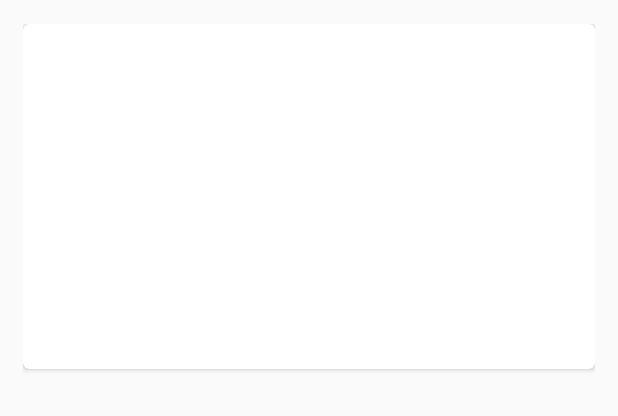
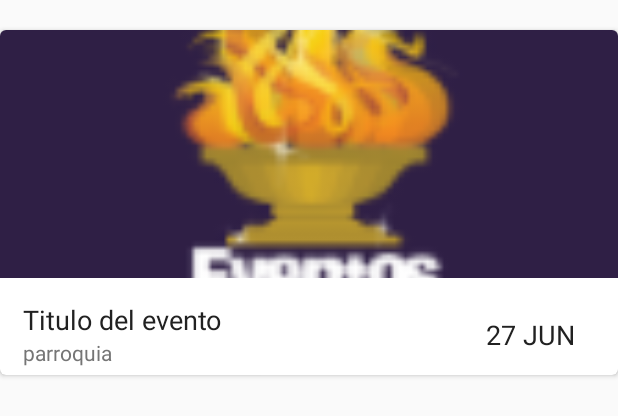
Before and after one commit to phyros1407/Parroquia, an Android app: the layout eventos_lista.xml on its own in the app's theme, with its tools: preview values and no code run, on a phone screen of 412 x 824 dp. Shown: the top 416 px of the screen. Run offline under Robolectric (Android 15) with nearby library versions, the phone set to English and light mode, and no system bars; network calls fail.

Commit message:
commit 2

```diff
--- a/app/src/main/java/com/vfconsulting/barbieri/parroquia/EventosFragment.java
+++ b/app/src/main/java/com/vfconsulting/barbieri/parroquia/EventosFragment.java
@@ -67,8 +67,6 @@ public class EventosFragment extends Fragment {
 
     private void prepareMovieData() {
 
-        RequestQueue queue = Volley.newRequestQueue(getContext());
-
         String url = "http://env-4981020.jelasticlw.com.br/serviciosparroquia/index.php/eventos";
 
         JsonArrayRequest arrayreq = new JsonArrayRequest(url,
@@ -82,8 +80,12 @@ public class EventosFragment extends Fragment {
                                 JSONObject jsonObject = response.getJSONObject(i);
 
                                 String titulo = jsonObject.getString("titulo");
+                                String parroquia = jsonObject.getString("parroquia");
+                                String fechaInicio = jsonObject.getString("fecha_inicio");
                                 EventoBean evento = new EventoBean();
                                 evento.setTitulo(titulo);
+                                evento.setNombre_parroquia(parroquia);
+                                evento.setFec_ini(fechaInicio);
                                 listaEventos.add(evento);
                                 eAdapter.notifyDataSetChanged();
                             }
--- a/app/src/main/res/layout/eventos_fragment.xml
+++ b/app/src/main/res/layout/eventos_fragment.xml
@@ -3,7 +3,10 @@
     xmlns:android="http://schemas.android.com/apk/res/android"
     android:orientation="vertical"
     android:layout_width="match_parent"
-    android:layout_height="match_parent">
+    android:layout_height="match_parent"
+    android:paddingRight="15dp"
+    android:paddingLeft="15dp"
+    android:layout_marginTop="15dp">
 
 
     <android.support.v7.widget.RecyclerView
--- a/app/src/main/res/layout/eventos_lista.xml
+++ b/app/src/main/res/layout/eventos_lista.xml
@@ -1,21 +1,14 @@
 <?xml version="1.0" encoding="utf-8"?>
-<RelativeLayout xmlns:android="http://schemas.android.com/apk/res/android"
-    android:layout_width="match_parent"
-    android:layout_height="match_parent"
-    android:paddingLeft="15dp"
-    android:paddingRight="15dp"
-    android:paddingBottom="16dp"
-    android:paddingTop="16dp"
-    >
 
-    <android.support.v7.widget.CardView
-        xmlns:card_view="http://schemas.android.com/apk/res-auto"
+<android.support.v7.widget.CardView xmlns:card_view="http://schemas.android.com/apk/res-auto"
+    xmlns:android="http://schemas.android.com/apk/res/android"
     android:id="@+id/card_view"
     android:layout_gravity="center_horizontal"
     android:layout_width="match_parent"
     android:layout_height="230dp"
-        card_view:cardCornerRadius="4dp">
-
+    card_view:cardCornerRadius="4dp"
+    android:layout_marginTop="20dp"
+    android:elevation="@dimen/elevacion_card">
 
 
         <LinearLayout
@@ -27,26 +20,68 @@
                 android:id="@+id/fondo"
                 android:layout_width="match_parent"
                 android:layout_height="165dp"
-                android:scaleType="centerCrop"/>
+                android:scaleType="centerCrop"
+                android:src="@drawable/evento_catolico"/>
 
             <LinearLayout
                 android:orientation="horizontal"
                 android:layout_width="match_parent"
                 android:layout_height="match_parent"
                 >
+                <LinearLayout
+                    android:orientation="vertical"
+                    android:layout_width="0dp"
+                    android:layout_height="match_parent"
+                    android:layout_weight="3">
 
                     <TextView
                         android:id="@+id/titulo"
+                        android:layout_marginTop="15dp"
                         android:layout_width="wrap_content"
                         android:layout_height="wrap_content"
                         android:layout_gravity="center_vertical"
                         android:layout_marginLeft="15dp"
+                        android:textColor="@color/primary_text"
+                        android:textSize="18dp"
+                        android:text="Titulo del evento"
+                        />
+
+                    <TextView
+                        android:id="@+id/nombre_parroquia"
+                        android:layout_width="wrap_content"
+                        android:layout_height="wrap_content"
+                        android:layout_gravity="center_vertical"
+                        android:layout_marginLeft="15dp"
+                        android:textColor="@color/secondary_text"
+                        android:text="parroquia"
+                        />
+
+                </LinearLayout>
+
+                <LinearLayout
+                    android:orientation="vertical"
+                    android:layout_width="0dp"
+                    android:layout_height="match_parent"
+                    android:layout_weight="1">
+
+                    <TextView
+                        android:id="@+id/fecha_inicio"
+                        android:layout_marginTop="25dp"
+                        android:layout_width="wrap_content"
+                        android:layout_height="wrap_content"
+                        android:layout_gravity="center_vertical"
+                        android:layout_marginLeft="15dp"
+                        android:textColor="@color/primary_text"
+                        android:textSize="18dp"
+                        android:text="27 JUN"
                         />
 
                 </LinearLayout>
 
 
             </LinearLayout>
+
+
+        </LinearLayout>
+
     </android.support.v7.widget.CardView>
-
-</RelativeLayout>
--- a/app/src/main/res/values/dimens.xml
+++ b/app/src/main/res/values/dimens.xml
@@ -6,5 +6,8 @@
     <dimen name="tamaño_largo_tab">4dp</dimen>
     <dimen name="elevacion_bar">4dp</dimen>
 
+    <dimen name="elevacion_card">2dp</dimen>
+    <dimen name="elevacion_flotante">6dp</dimen>
+
 
 </resources>
```
Also changed, not shown: app/src/main/java/com/vfconsulting/barbieri/parroquia/Adapters/EventoAdapter.java (+7 -0 lines), app/src/main/java/com/vfconsulting/barbieri/parroquia/Beans/EventoBean.java (+17 -9 lines), app/src/main/java/com/vfconsulting/barbieri/parroquia/GsonEventoParser.java (deleted, +0 -38 lines), app/src/main/res/layout/static_toolbar.xml (+16 -0 lines), app/src/main/res/drawable-hdpi/evento_catolico.png (added), app/src/main/res/drawable-mdpi/evento_catolico.png (added), app/src/main/res/drawable-xhdpi/evento_catolico.png (added), app/src/main/res/drawable-xxhdpi/evento_catolico.png (added), app/src/main/res/drawable-xxxhdpi/evento_catolico.png (added). Lines whose indentation alone changed are shown as unchanged.
